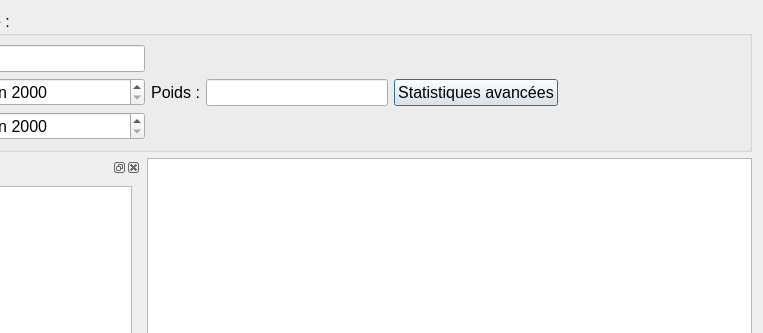
amof/Doger, file Doger/listwindow.ui: the form before one commit; both pictures show x 170 to 933 and y 0 to 333 of the 933 by 718 pixel window.
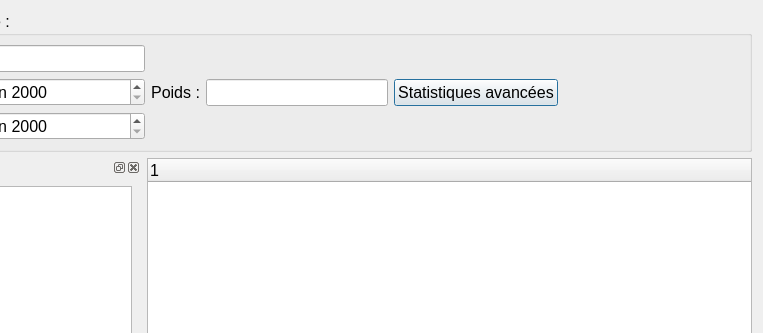
The form after the commit. Icons and pictures are not drawn.

Commit message: Add action when drop : add item to qtreeview Remove useless function : dragEnterEvent

```diff
--- a/Doger/listwindow.ui
+++ b/Doger/listwindow.ui
@@ -219,7 +219,12 @@
       </widget>
      </item>
      <item>
-      <widget class="QTableView" name="tableView">
+      <widget class="QTreeWidget" name="tw_list">
+       <property name="font">
+        <font>
+         <pointsize>12</pointsize>
+        </font>
+       </property>
        <property name="editTriggers">
         <set>QAbstractItemView::NoEditTriggers</set>
        </property>
@@ -232,6 +237,11 @@
        <property name="alternatingRowColors">
         <bool>false</bool>
        </property>
+       <column>
+        <property name="text">
+         <string notr="true">1</string>
+        </property>
+       </column>
       </widget>
      </item>
      <item>
```
Left out of the diff: 2 changed lines with no effect on the pictures. The commit also changes 2 other files.
